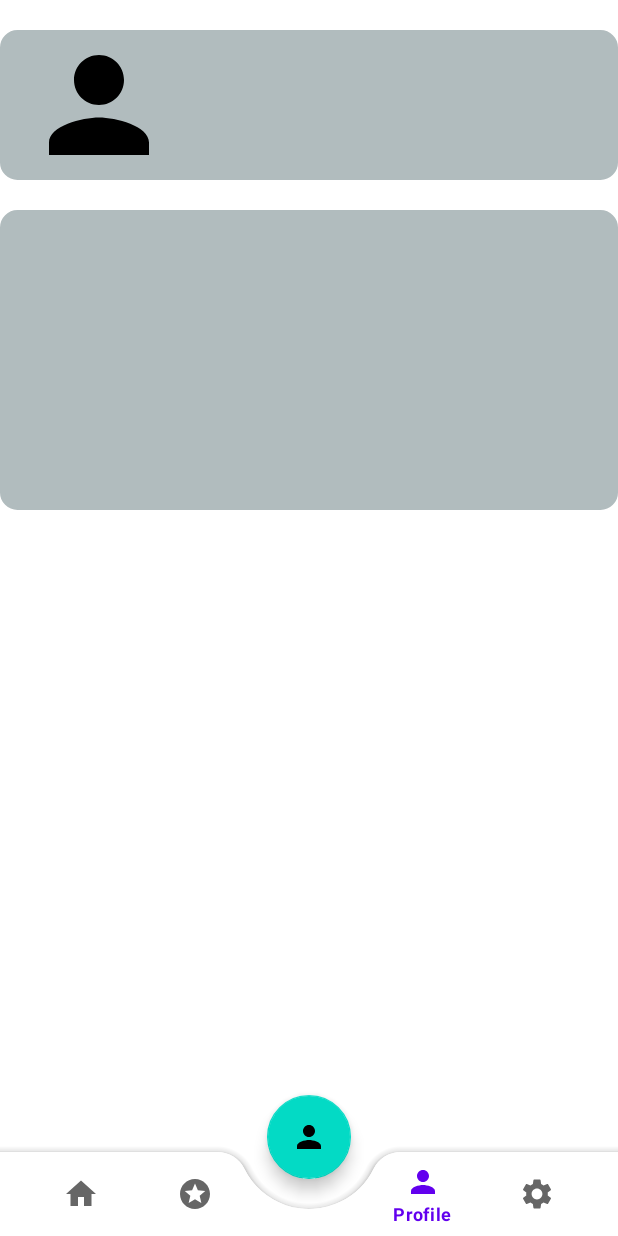
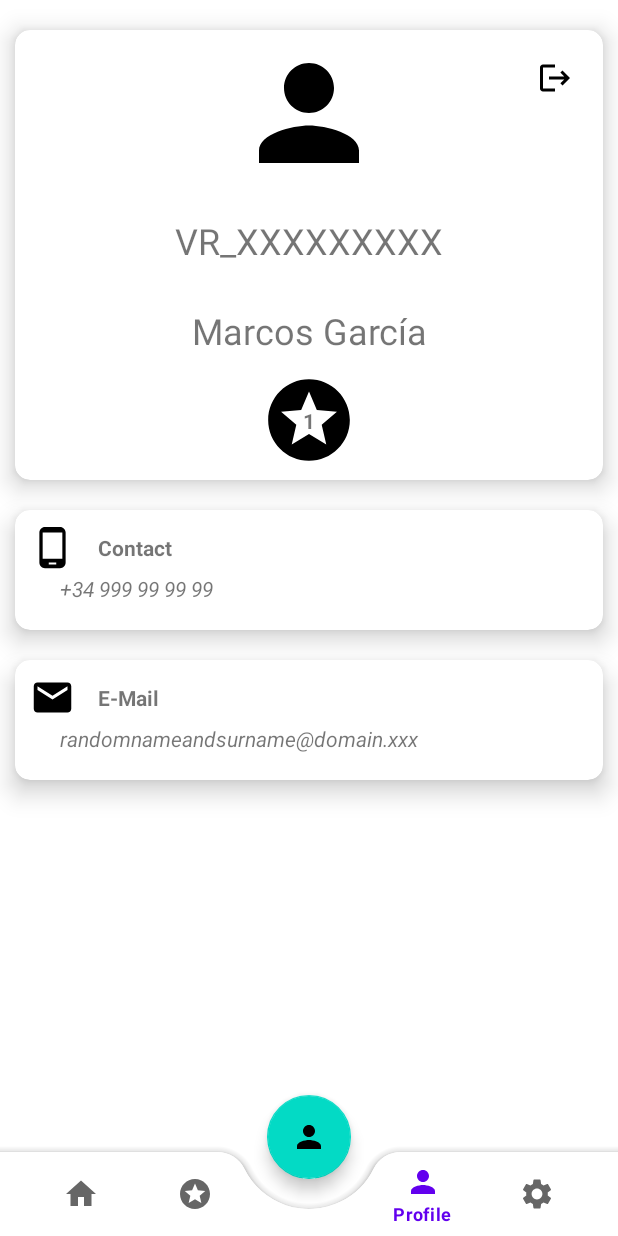
Before and after one commit to ItsIvanPsk/ClubVR, an Android app: the ProfileFragment screen opened through its navigation route, on a phone screen of 412 x 824 dp. Run offline under Robolectric (Android 15) with nearby library versions, the phone set to English and light mode, and no system bars; our stand-ins replace navigation-ui.

Commit message:
ProfileFragment UI Enchanced

```diff
--- /dev/null
+++ b/app/src/main/res/drawable/ic_baseline_contact_page_24.xml
@@ -0,0 +1,5 @@
+<vector android:height="24dp" android:tint="#000000"
+    android:viewportHeight="24" android:viewportWidth="24"
+    android:width="24dp" xmlns:android="http://schemas.android.com/apk/res/android">
+    <path android:fillColor="@android:color/white" android:pathData="M14,2H6C4.9,2 4,2.9 4,4v16c0,1.1 0.9,2 2,2h12c1.1,0 2,-0.9 2,-2V8L14,2zM12,10c1.1,0 2,0.9 2,2c0,1.1 -0.9,2 -2,2s-2,-0.9 -2,-2C10,10.9 10.9,10 12,10zM16,18H8v-0.57c0,-0.81 0.48,-1.53 1.22,-1.85C10.07,15.21 11.01,15 12,15c0.99,0 1.93,0.21 2.78,0.58C15.52,15.9 16,16.62 16,17.43V18z"/>
+</vector>
--- /dev/null
+++ b/app/src/main/res/drawable/ic_baseline_email_24.xml
@@ -0,0 +1,5 @@
+<vector android:height="24dp" android:tint="#000000"
+    android:viewportHeight="24" android:viewportWidth="24"
+    android:width="24dp" xmlns:android="http://schemas.android.com/apk/res/android">
+    <path android:fillColor="@android:color/white" android:pathData="M20,4L4,4c-1.1,0 -1.99,0.9 -1.99,2L2,18c0,1.1 0.9,2 2,2h16c1.1,0 2,-0.9 2,-2L22,6c0,-1.1 -0.9,-2 -2,-2zM20,8l-8,5 -8,-5L4,6l8,5 8,-5v2z"/>
+</vector>
--- /dev/null
+++ b/app/src/main/res/drawable/ic_baseline_phone_android_24.xml
@@ -0,0 +1,5 @@
+<vector android:height="24dp" android:tint="#000000"
+    android:viewportHeight="24" android:viewportWidth="24"
+    android:width="24dp" xmlns:android="http://schemas.android.com/apk/res/android">
+    <path android:fillColor="@android:color/white" android:pathData="M16,1L8,1C6.34,1 5,2.34 5,4v16c0,1.66 1.34,3 3,3h8c1.66,0 3,-1.34 3,-3L19,4c0,-1.66 -1.34,-3 -3,-3zM14,21h-4v-1h4v1zM17.25,18L6.75,18L6.75,4h10.5v14z"/>
+</vector>
--- a/app/src/main/res/layout/fragment_profile.xml
+++ b/app/src/main/res/layout/fragment_profile.xml
@@ -1,153 +1,209 @@
 <?xml version="1.0" encoding="utf-8"?>
-<androidx.constraintlayout.widget.ConstraintLayout
-    xmlns:android="http://schemas.android.com/apk/res/android"
+<androidx.constraintlayout.widget.ConstraintLayout xmlns:android="http://schemas.android.com/apk/res/android"
     xmlns:app="http://schemas.android.com/apk/res-auto"
     xmlns:tools="http://schemas.android.com/tools"
     android:layout_width="match_parent"
-    android:layout_height="match_parent">
+    android:layout_height="match_parent"
+    app:cardUseCompatPadding="true">
 
-    <androidx.constraintlayout.widget.ConstraintLayout
-        android:id="@+id/profile_header_bg"
+    <androidx.cardview.widget.CardView
+        android:id="@+id/profile_main_cardview"
         android:layout_width="match_parent"
-        android:background="@drawable/grey_edge_corners"
-        android:layout_height="100dp"
+        android:layout_height="300dp"
+        android:layout_marginHorizontal="10dp"
         android:layout_marginTop="20dp"
-        app:layout_constraintTop_toTopOf="parent"
+        app:cardCornerRadius="10dp"
+        app:cardElevation="10dp"
         app:layout_constraintStart_toStartOf="parent"
-        app:layout_constraintEnd_toEndOf="parent">
+        app:layout_constraintTop_toTopOf="parent">
 
-        <ImageView
-            android:id="@+id/profile_header_user_image"
-            android:layout_width="100dp"
-            android:layout_height="100dp"
-            android:src="@drawable/ic_baseline_person_24"
-            app:layout_constraintBottom_toBottomOf="parent"
-            app:layout_constraintEnd_toEndOf="parent"
-            app:layout_constraintHorizontal_bias="0.051"
-            app:layout_constraintStart_toStartOf="parent"
-            app:layout_constraintTop_toTopOf="parent"
-            app:layout_constraintVertical_bias="0.0" />
+        <androidx.constraintlayout.widget.ConstraintLayout
+            android:layout_width="match_parent"
+            android:layout_height="match_parent">
 
-        <TextView
-            android:id="@+id/profile_header_user_username"
-            android:layout_width="150dp"
-            android:layout_height="wrap_content"
-            app:layout_constraintBottom_toBottomOf="parent"
-            app:layout_constraintEnd_toEndOf="parent"
-            app:layout_constraintHorizontal_bias="0.096"
-            app:layout_constraintStart_toEndOf="@id/profile_header_user_image"
-            app:layout_constraintTop_toTopOf="parent"
-            app:layout_constraintVertical_bias="0.197"
-            tools:text="USERNAME"/>
+            <ImageView
+                android:layout_width="wrap_content"
+                android:layout_height="wrap_content"
+                android:src="@drawable/ic_baseline_logout_24"
+                android:layout_margin="20dp"
+                app:layout_constraintEnd_toEndOf="parent"
+                app:layout_constraintStart_toStartOf="parent"
+                app:layout_constraintTop_toTopOf="parent"
+                app:layout_constraintHorizontal_bias="1"/>
 
-        <TextView
-            android:id="@+id/profile_header_user_user_id"
-            android:layout_width="150dp"
-            android:layout_height="wrap_content"
-            app:layout_constraintBottom_toBottomOf="parent"
-            app:layout_constraintEnd_toEndOf="parent"
-            app:layout_constraintHorizontal_bias="0.096"
-            app:layout_constraintStart_toEndOf="@id/profile_header_user_image"
-            app:layout_constraintTop_toTopOf="parent"
-            app:layout_constraintVertical_bias="0.506"
-            android:textSize="11dp"
-            android:textStyle="italic"
-            tools:text="VR_23530512" />
+            <ImageView
+                android:id="@+id/profile_user_icon"
+                android:layout_width="100dp"
+                android:layout_height="100dp"
+                android:layout_marginTop="5dp"
+                android:contentDescription="@string/user_icon"
 
-    </androidx.constraintlayout.widget.ConstraintLayout>
+                android:src="@drawable/ic_baseline_person_24"
+                app:layout_constraintEnd_toEndOf="parent"
+                app:layout_constraintStart_toStartOf="parent"
+                app:layout_constraintTop_toTopOf="parent" />
 
-    <androidx.constraintlayout.widget.ConstraintLayout
-        android:id="@+id/profile_data_tittle_bg"
-        android:layout_width="match_parent"
-        android:background="@drawable/grey_edge_corners"
-        android:layout_height="200dp"
-        android:layout_marginTop="20dp"
+            <com.google.android.material.textview.MaterialTextView
+                android:id="@+id/profile_user_username"
+                android:layout_width="match_parent"
+                android:layout_height="50dp"
+                android:layout_marginVertical="10dp"
+                android:textSize="24dp"
+                android:gravity="center"
+                android:text="VR_XXXXXXXXX"
+                app:layout_constraintTop_toBottomOf="@id/profile_user_icon" />
 
-        app:layout_constraintTop_toBottomOf="@id/profile_header_bg"
-        app:layout_constraintStart_toStartOf="parent"
-        app:layout_constraintEnd_toEndOf="parent">
+            <com.google.android.material.textview.MaterialTextView
+                android:id="@+id/profile_user_name"
+                android:layout_width="match_parent"
+                android:layout_height="50dp"
+                android:textSize="24dp"
+                android:layout_marginVertical="10dp"
+                android:layout_marginTop="5dp"
+                android:gravity="center"
+                android:text="Marcos García"
+                app:layout_constraintTop_toBottomOf="@id/profile_user_username"
+                tools:layout_editor_absoluteX="0dp" />
 
-        <androidx.appcompat.widget.LinearLayoutCompat
-            android:layout_width="match_parent"
-            android:layout_height="match_parent"
-            app:layout_constraintTop_toTopOf="parent"
-            app:layout_constraintStart_toStartOf="parent"
-            app:layout_constraintEnd_toEndOf="parent"
-            app:layout_constraintBottom_toBottomOf="parent"
-            android:orientation="vertical">
+            <ImageView
+                android:id="@+id/profile_user_club_level_star"
+                android:layout_width="65dp"
+                android:layout_height="65dp"
+                android:layout_marginTop="2dp"
+                android:contentDescription="@string/user_icon"
+                android:src="@drawable/ic_baseline_stars_24"
+                app:layout_constraintEnd_toEndOf="parent"
+                app:layout_constraintStart_toStartOf="parent"
+                app:layout_constraintTop_toBottomOf="@id/profile_user_name" />
 
-            <TextView
-                android:id="@+id/profile_data_user_name_title"
-                android:layout_width="150dp"
-                android:layout_height="wrap_content"
-                android:layout_marginTop="16dp"
-                tools:text="NOMBRE"
-                android:textSize="14dp"/>
-
-            <TextView
-                android:id="@+id/profile_data_user_surname_title"
-                android:layout_width="150dp"
-                android:layout_height="wrap_content"
+            <com.google.android.material.textview.MaterialTextView
+                android:id="@+id/profile_user_club_level"
+                android:layout_width="match_parent"
+                android:layout_height="50dp"
+                android:layout_marginVertical="10dp"
                 android:layout_marginTop="5dp"
-                tools:text="APELLIDOS" />
-
-            <TextView
-                android:id="@+id/profile_data_user_dni_title"
-                android:layout_width="150dp"
-                android:layout_height="wrap_content"
-                android:layout_marginTop="5dp"
-                tools:text="DNI" />
-
-        </androidx.appcompat.widget.LinearLayoutCompat>
-
-        <androidx.appcompat.widget.LinearLayoutCompat
-            android:id="@+id/profile_data_bg"
-            android:layout_width="match_parent"
-            android:layout_height="match_parent"
-            app:layout_constraintTop_toTopOf="parent"
-            android:layout_marginStart="200dp"
-            android:layout_marginTop="20dp"
-            app:layout_constraintEnd_toStartOf="@id/profile_data_tittle_bg"
-            app:layout_constraintBottom_toBottomOf="parent"
-            android:orientation="vertical">
-
-            <TextView
-                android:id="@+id/profile_data_user_name"
-                android:layout_width="150dp"
-                android:layout_height="16dp"
-                android:layout_marginEnd="72dp"
-                android:textAllCaps="true"
-                android:textSize="11dp"
-                android:textStyle="italic"
-                tools:text="Iván"/>
-
-            <TextView
-                android:id="@+id/profile_data_user_surname"
-                android:layout_width="150dp"
-                android:layout_height="wrap_content"
-                android:layout_marginEnd="72dp"
-                android:textSize="11dp"
-                android:layout_marginTop="5dp"
-                android:textStyle="italic"
-                tools:text="Perez Alcántara"
-                android:textAllCaps="true"/>
-
-            <TextView
-                android:id="@+id/profile_data_user_dni"
-                android:layout_width="150dp"
-                android:layout_height="wrap_content"
-                android:layout_marginEnd="72dp"
-                android:textSize="11dp"
-                android:layout_marginTop="5dp"
-                android:textStyle="italic"
-                tools:text="48592959T"
-                android:textAllCaps="true"/>
-
-        </androidx.appcompat.widget.LinearLayoutCompat>
+                android:gravity="center"
+                android:textStyle="bold"
+                android:text="1"
+                app:layout_constraintTop_toBottomOf="@id/profile_user_name"
+                tools:layout_editor_absoluteX="0dp" />
 
 
+        </androidx.constraintlayout.widget.ConstraintLayout>
+
+    </androidx.cardview.widget.CardView>
 
 
-    </androidx.constraintlayout.widget.ConstraintLayout>
+    <androidx.cardview.widget.CardView
+        android:id="@+id/profile_phone_cardview"
+        android:layout_width="match_parent"
+        android:layout_height="80dp"
+        android:layout_marginHorizontal="10dp"
+        android:layout_marginVertical="20dp"
+        app:cardCornerRadius="10dp"
+        app:cardElevation="10dp"
+        app:layout_constraintStart_toStartOf="parent"
+        app:layout_constraintTop_toBottomOf="@id/profile_main_cardview">
+
+        <androidx.constraintlayout.widget.ConstraintLayout
+            android:layout_width="match_parent"
+            android:layout_height="match_parent">
+
+            <ImageView
+                android:id="@+id/profile_contact_icon"
+                android:layout_width="30dp"
+                android:layout_height="30dp"
+                android:layout_margin="10dp"
+                android:src="@drawable/ic_baseline_phone_android_24"
+                app:layout_constraintStart_toStartOf="parent"
+                app:layout_constraintTop_toTopOf="parent" />
+
+            <com.google.android.material.textview.MaterialTextView
+                android:id="@+id/profile_contact_telf_image"
+                android:layout_width="wrap_content"
+                android:layout_height="wrap_content"
+                android:layout_margin="15dp"
+                android:layout_marginTop="52dp"
+                android:text="Contact"
+                android:textStyle="bold"
+                app:layout_constraintEnd_toEndOf="parent"
+                app:layout_constraintHorizontal_bias="0.0"
+                app:layout_constraintStart_toEndOf="@+id/profile_contact_icon"
+                app:layout_constraintTop_toTopOf="parent" />
+
+            <com.google.android.material.textview.MaterialTextView
+                android:id="@+id/profile_contact_telf"
+                android:layout_width="match_parent"
+                android:layout_height="20dp"
+                android:layout_marginTop="16dp"
+                android:layout_marginHorizontal="30dp"
+                android:text="+34 999 99 99 99"
+                android:textStyle="italic"
+                app:layout_constraintBottom_toBottomOf="parent"
+                app:layout_constraintEnd_toEndOf="parent"
+                app:layout_constraintHorizontal_bias="0.05"
+                app:layout_constraintStart_toStartOf="parent"
+                app:layout_constraintTop_toTopOf="parent"
+                app:layout_constraintVertical_bias="0.60" />
+
+        </androidx.constraintlayout.widget.ConstraintLayout>
+
+    </androidx.cardview.widget.CardView>
+
+    <androidx.cardview.widget.CardView
+        android:id="@+id/profile_email_cardview"
+        android:layout_width="match_parent"
+        android:layout_height="80dp"
+        android:layout_marginHorizontal="10dp"
+        android:layout_marginVertical="20dp"
+        app:cardCornerRadius="10dp"
+        app:cardElevation="10dp"
+        app:layout_constraintStart_toStartOf="parent"
+        app:layout_constraintTop_toBottomOf="@id/profile_phone_cardview">
+
+        <androidx.constraintlayout.widget.ConstraintLayout
+            android:layout_width="match_parent"
+            android:layout_height="match_parent">
+
+            <ImageView
+                android:id="@+id/profile_mail_icon"
+                android:layout_width="30dp"
+                android:layout_height="30dp"
+                android:layout_margin="10dp"
+                android:src="@drawable/ic_baseline_email_24"
+                app:layout_constraintStart_toStartOf="parent"
+                app:layout_constraintTop_toTopOf="parent" />
+
+            <com.google.android.material.textview.MaterialTextView
+                android:id="@+id/profile_contact_mail_image"
+                android:layout_width="wrap_content"
+                android:layout_height="wrap_content"
+                android:layout_margin="15dp"
+                android:layout_marginTop="52dp"
+                android:text="E-Mail"
+                android:textStyle="bold"
+                app:layout_constraintEnd_toEndOf="parent"
+                app:layout_constraintHorizontal_bias="0.0"
+                app:layout_constraintStart_toEndOf="@+id/profile_mail_icon"
+                app:layout_constraintTop_toTopOf="parent" />
+
+            <com.google.android.material.textview.MaterialTextView
+                android:id="@+id/profile_mail_telf"
+                android:layout_width="match_parent"
+                android:layout_height="20dp"
+                android:layout_marginHorizontal="30dp"
+                android:layout_marginTop="16dp"
+                android:text="randomnameandsurname@domain.xxx"
+                android:textStyle="italic"
+                app:layout_constraintBottom_toBottomOf="parent"
+                app:layout_constraintEnd_toEndOf="parent"
+                app:layout_constraintHorizontal_bias="0.05"
+                app:layout_constraintStart_toStartOf="parent"
+                app:layout_constraintTop_toTopOf="parent"
+                app:layout_constraintVertical_bias="0.60" />
+
+        </androidx.constraintlayout.widget.ConstraintLayout>
+
+    </androidx.cardview.widget.CardView>
 
 </androidx.constraintlayout.widget.ConstraintLayout>
--- a/app/src/main/res/values/strings.xml
+++ b/app/src/main/res/values/strings.xml
@@ -13,4 +13,5 @@
     <string name="accessibillity">Accessibillity</string>
     <string name="LoremIpsum">Lorem Ipsum is simply dummy text of the printing and typesetting industry. Lorem Ipsum has been the industry\'s standard dummy text ever since the 1500s, when an unknown printer took a galley of type and scrambled it to make a type specimen book. It has survived not only five centuries, but also the leap into electronic typesetting, remaining essentially unchanged.</string>
     <string name="main_menu">MainMenu</string>
+    <string name="user_icon">User icon</string>
 </resources>
```
